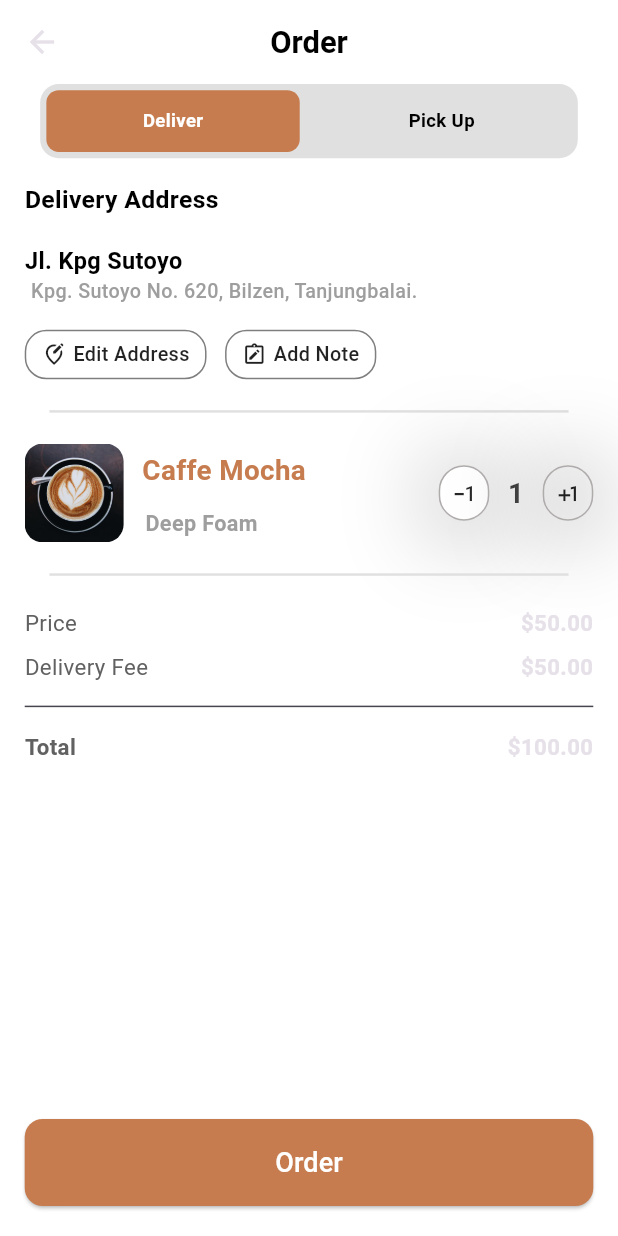
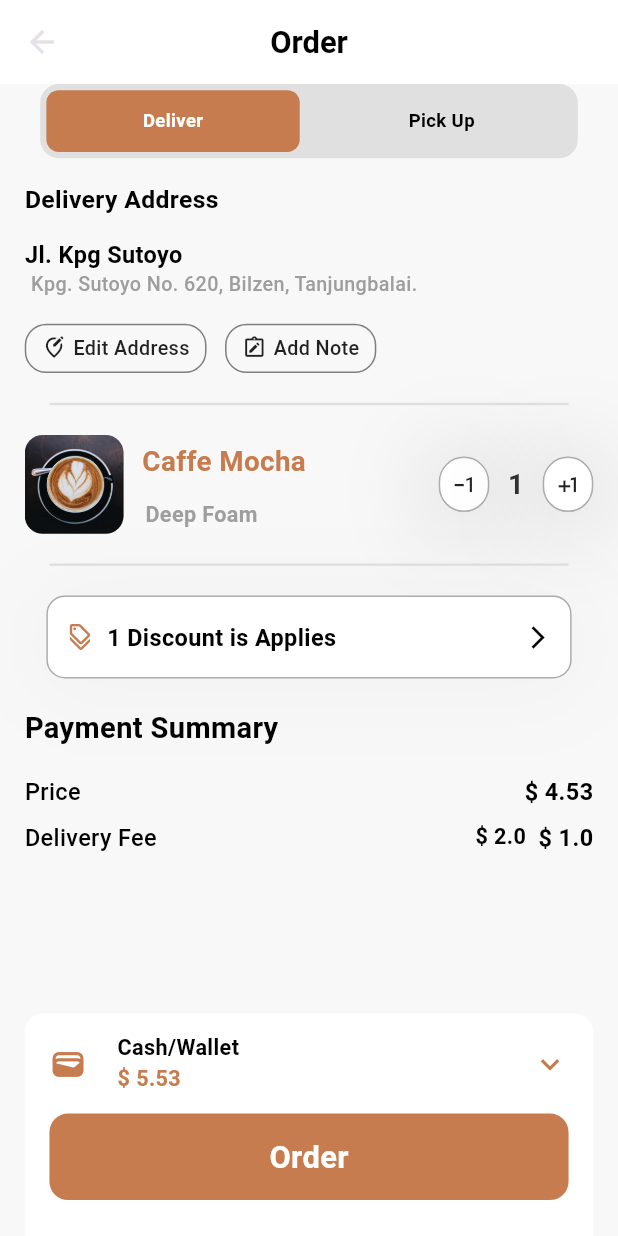
Before and after one commit to Elrmady09/caffeza, a Flutter app: the OrderPage screen opened by its route, on a phone screen of 412 x 824 dp. Run offline on Flutter 3.47's test engine with Material 3 defaults, Android fonts, the phone set to English and light mode, and no system bars.

Commit message:
edit order page

```diff
--- a/lib/core/constants/app_colors.dart
+++ b/lib/core/constants/app_colors.dart
@@ -9,4 +9,5 @@ class AppColors {
   static const Color darkBrown = Color(0xFF4B2E20);
   static const Color lightBrown = Color(0xFF8B5E3C);
   static const Color red = Color(0xFFED5151);
+  static const Color background = Color(0xFFf8f8f9);
 }
--- a/lib/features/order/presentation/order_page.dart
+++ b/lib/features/order/presentation/order_page.dart
@@ -5,6 +5,7 @@ import 'package:caffeza/core/widgets/space.dart';
 import 'package:provider/provider.dart';
 import '../../../core/constants/app_colors.dart';
 import '../../../core/widgets/General Text.dart';
+import '../widget/discount_section.dart';
 import '../widget/order_address_section.dart';
 import '../widget/order_deliver_section.dart';
 import '../widget/order_payment_summary.dart';
@@ -22,7 +23,7 @@ class OrderPage extends StatelessWidget {
 
     return SafeArea(
       child: Scaffold(
-        backgroundColor: Colors.white,
+        backgroundColor: AppColors.background,
         appBar: AppBar(
           backgroundColor: Colors.white,
 
@@ -42,42 +43,88 @@ class OrderPage extends StatelessWidget {
               OrderDeliverSection(),
               // عنوان التوصيل
               const OrderAddressSection(),
-              HeightSpace(space: 0.025),
+              HeightSpace(space: 0.024),
               Divider_Container(),
-              HeightSpace(space: 0.025),
+              HeightSpace(space: 0.024),
 
               // ملخص المنتج مع تحديد الكمية
               OrderProductSummary( image: 'assets/images/home/Image card 1.png', name: 'Caffe Mocha', type: 'Deep Foam',),
-              HeightSpace(space: 0.025),
+              HeightSpace(space: 0.024),
               Divider_Container(),
-              HeightSpace(space: 0.025),
+              HeightSpace(space: 0.024),
+              DiscountSection(),
+              HeightSpace(space: 0.024),
 
               // ملخص الدفع
-              const OrderPaymentSummary(productPrice: 50, deliveryFee: 50,),
+              const OrderPaymentSummary(),
 
               const Spacer(),
+              Container(
+                padding: EdgeInsets.symmetric(vertical: size.height * 0.015,horizontal: size.width * 0.04),
+                width: size.width,
+                height: size.height * 0.18,
+                decoration: BoxDecoration(
+                  color: Colors.white,
+                  borderRadius: BorderRadius.only(
+                    topRight: Radius.circular(size.width * 0.03),
+                    topLeft: Radius.circular(size.width * 0.03),
+                  ),
+
+                ),
+                child: Column(
+                  children: [
+                    Row(
+                      children: [
+                        Icon(Icons.wallet_outlined,color: AppColors.primary,size: size.width * 0.06,),
+                        WidthSpace(space: 0.05),
+                        Column(
+                          crossAxisAlignment: CrossAxisAlignment.start,
+                          children: [
+                            GeneralText(
+                              text: 'Cash/Wallet',
+                              color: Colors.black,
+                              fontWeight: FontWeight.w700,
+                              sizetext: size.width * 0.035,
+                            ) ,
+                            GeneralText(
+                              text: '\$ 5.53',
+                              color: AppColors.primary,
+                              fontWeight: FontWeight.w700,
+                              sizetext: size.width * 0.035,
+                            ) ,
+
+                          ],
+                        ),
+                        Spacer(),
+                        Icon(Icons.keyboard_arrow_down_outlined,color: AppColors.primary,size: size.width * 0.06,),
+
+                      ],
+                    ),
+                    HeightSpace(space: 0.015),
+                    Container(
+                      width: size.width,
+                      height: size.height * 0.07,
+                      decoration: BoxDecoration(
+                        color: AppColors.primary,
+                        borderRadius: BorderRadius.circular(size.width * 0.03),
+                      ),
+                      child: Center(
+                        child:GeneralText(
+                          //padding: EdgeInsets.only(right: size.width * 0.02),
+                          text: 'Order',
+                          color: Colors.white,
+                          fontWeight: FontWeight.w700,
+                          sizetext: size.width * 0.05,
+                        ) ,
+                      ),
+                    )
+                  ],
+                ),
+              ),
 
               // زر الطلب
-              SizedBox(
-                width: double.infinity,
-                child: ElevatedButton(
-                  onPressed: () {
-                    // تنفيذ الطلب
-                  },
-                  style: ElevatedButton.styleFrom(
-                    backgroundColor: AppColors.primary,
-                    padding: const EdgeInsets.symmetric(vertical: 16),
-                    shape: RoundedRectangleBorder(
-                        borderRadius: BorderRadius.circular(12)),
-                  ),
-                  child: const GeneralText(
-                    text: "Order",
-                    sizetext: 18,
-                    color: Colors.white,
-                  ),
-                ),
-              ),
-              const SizedBox(height: 20),
+
+
             ],
           ),
         ),
--- /dev/null
+++ b/lib/features/order/widget/componts_payment_summary.dart
@@ -0,0 +1,34 @@
+import 'package:flutter/material.dart';
+
+import '../../../core/widgets/General Text.dart';
+
+class CompontsPaymentSummary extends StatelessWidget {
+  const CompontsPaymentSummary({Key? key, required this.text, required this.price, required this.widget}) : super(key: key);
+  final String text;
+  final String price;
+  final Widget widget;
+
+  @override
+  Widget build(BuildContext context) {
+    final size = MediaQuery.of(context).size;
+    return Row(
+      children: [
+        GeneralText(
+          text: text,
+          color: Colors.black,
+          fontWeight: FontWeight.w500,
+          sizetext: size.width * 0.038,
+        ),
+        Spacer(),
+        widget,
+        GeneralText(
+          text: price,
+          color: Colors.black,
+          fontWeight: FontWeight.w700,
+          sizetext: size.width * 0.038,
+        ),
+
+      ],
+    );
+  }
+}
--- /dev/null
+++ b/lib/features/order/widget/discount_section.dart
@@ -0,0 +1,47 @@
+import 'package:caffeza/core/constants/app_colors.dart';
+import 'package:caffeza/core/widgets/General%20Text.dart';
+import 'package:flutter/material.dart';
+
+class DiscountSection extends StatelessWidget {
+  const DiscountSection({Key? key}) : super(key: key);
+
+  @override
+  Widget build(BuildContext context) {
+    final size = MediaQuery.of(context).size;
+
+    return Container(
+      padding: EdgeInsets.symmetric(horizontal: size.width * 0.03,vertical: size.height * 0.019),
+      margin: EdgeInsets.symmetric(horizontal: size.width * 0.035),
+      width: size.width,
+      //height: size.height * 0.03,
+      decoration: BoxDecoration(
+        color: Colors.white,
+        borderRadius: BorderRadius.circular(size.width * 0.03),
+        border: Border.all(width: 1,color: Color(0xffafabab)),
+        boxShadow: [
+          BoxShadow(
+            color: Colors.grey[400]!.withOpacity(0.1), // 🔹 لون الظل
+            blurRadius: 50, // 🔹 مدى نعومة الظل
+            spreadRadius: 10, // 🔹 مدى انتشار الظل
+            offset: Offset(0, 4), // 🔹 موقع الظل
+          ),
+        ],
+
+      ),
+      child: Row(
+        children: [
+          Icon(Icons.discount_outlined,color: AppColors.primary,size: 18,),
+          GeneralText(
+            padding: EdgeInsets.only(left: size.width * 0.022),
+            text: '1 Discount is Applies',
+            sizetext: size.width * 0.038,
+            fontWeight: FontWeight.w700,
+            color: Colors.black,
+          ),
+          Spacer(),
+          Icon(Icons.arrow_forward_ios,color: Colors.black,size: 18,),
+        ],
+      ),
+    );
+  }
+}
--- a/lib/features/order/widget/order_address_section.dart
+++ b/lib/features/order/widget/order_address_section.dart
@@ -14,14 +14,14 @@ class OrderAddressSection extends StatelessWidget {
       crossAxisAlignment: CrossAxisAlignment.start,
       children: [
         GeneralText(
-          padding: EdgeInsets.symmetric(vertical: size.height * 0.02),
+          padding: EdgeInsets.only(top: size.height * 0.02,bottom: size.height * 0.015),
           text: "Delivery Address",
           sizetext:size.width * 0.04,
           fontWeight: FontWeight.w700,
           color: Colors.black,
         ),
         GeneralText(
-          //padding: EdgeInsets.symmetric(vertical: size.height * 0.02),
+
           text: "Jl. Kpg Sutoyo",
           sizetext:size.width * 0.038,
           fontWeight: FontWeight.w700,
--- a/lib/features/order/widget/order_payment_summary.dart
+++ b/lib/features/order/widget/order_payment_summary.dart
@@ -1,55 +1,46 @@
+import 'package:caffeza/core/widgets/General%20Text.dart';
 import 'package:flutter/material.dart';
 
 import '../../../core/widgets/space.dart';
+import 'componts_payment_summary.dart';
 
 class OrderPaymentSummary extends StatelessWidget {
-  final double productPrice;
-  final double deliveryFee;
+
 
   const OrderPaymentSummary({
     super.key,
-    required this.productPrice,
-    required this.deliveryFee,
+
   });
 
-  double get total => productPrice + deliveryFee;
+
 
   @override
   Widget build(BuildContext context) {
     final size = MediaQuery.of(context).size;
 
-    Widget buildRow(String title, String value, {bool isBold = false}) {
-      return Row(
-        mainAxisAlignment: MainAxisAlignment.spaceBetween,
-        children: [
-          Text(
-            title,
-            style: TextStyle(
-              fontSize: size.width * 0.036,
-              fontWeight: isBold ? FontWeight.bold : FontWeight.w400,
-              color: Colors.grey[700],
-            ),
-          ),
-          Text(
-            value,
-            style: TextStyle(
-              fontSize: size.width * 0.036,
-              fontWeight: isBold ? FontWeight.bold : FontWeight.w600,
-            ),
-          ),
-        ],
-      );
-    }
-
     return Column(
+      crossAxisAlignment: CrossAxisAlignment.start,
       children: [
-        buildRow("Price", '\$${productPrice.toStringAsFixed(2)}'),
-        const HeightSpace(space: 0.01),
-        buildRow("Delivery Fee", '\$${deliveryFee.toStringAsFixed(2)}'),
-        const HeightSpace(space: 0.01),
-        const Divider(thickness: 1),
-        const HeightSpace(space: 0.01),
-        buildRow("Total", '\$${total.toStringAsFixed(2)}', isBold: true),
+        GeneralText(
+          padding: EdgeInsets.only(bottom: size.height * 0.02 ),
+          text: 'Payment Summary',
+          color: Colors.black,
+          fontWeight: FontWeight.w700,
+          sizetext: size.width * 0.047,
+        ),
+        CompontsPaymentSummary(text: 'Price', price: '\$ 4.53', widget: SizedBox(),),
+        HeightSpace(space: 0.01),
+        CompontsPaymentSummary(
+          text: 'Delivery Fee',
+          price: '\$ 1.0',
+          widget:GeneralText(
+            padding: EdgeInsets.only(right: size.width * 0.02),
+            text: '\$ 2.0',
+            color: Colors.black,
+            fontWeight: FontWeight.w700,
+            sizetext: size.width * 0.035,
+          ) ,
+        ),
       ],
     );
   }
--- a/lib/features/order/widget/order_product_summary.dart
+++ b/lib/features/order/widget/order_product_summary.dart
@@ -63,7 +63,7 @@ class OrderProductSummary extends StatelessWidget {
             border: Border.all(width: 1,color: Color(0xffafabab)),
             boxShadow: [
               BoxShadow(
-                color: Colors.grey[400]!.withOpacity(0.9), // 🔹 لون الظل
+                color: Colors.grey[400]!.withOpacity(0.5), // 🔹 لون الظل
                 blurRadius: 50, // 🔹 مدى نعومة الظل
                 spreadRadius: 10, // 🔹 مدى انتشار الظل
                 offset: Offset(0, 4), // 🔹 موقع الظل
@@ -85,11 +85,12 @@ class OrderProductSummary extends StatelessWidget {
         Container(
           padding: EdgeInsets.symmetric(horizontal: size.width * 0.016,vertical: size.height * 0.01),
           decoration: BoxDecoration(
+            color: Colors.white,
             borderRadius: BorderRadius.circular(100),
             border: Border.all(width: 1,color: Color(0xffafabab)),
             boxShadow: [
               BoxShadow(
-                color: Colors.grey[400]!.withOpacity(0.9), // 🔹 لون الظل
+                color: Colors.grey[400]!.withOpacity(0.5), // 🔹 لون الظل
                 blurRadius: 50, // 🔹 مدى نعومة الظل
                 spreadRadius: 10, // 🔹 مدى انتشار الظل
                 offset: Offset(0, 4), // 🔹 موقع الظل
```
